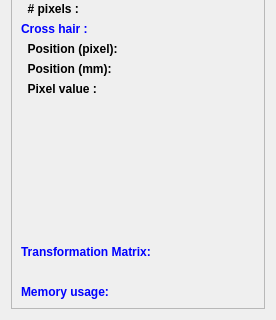
The window that vv/qt_ui/vvInfoPanel.ui (open-vv/vv) describes before a commit, drawn with Qt 5; both pictures show x 0 to 276 and y 139 to 459 of the 276 by 459 pixel window.
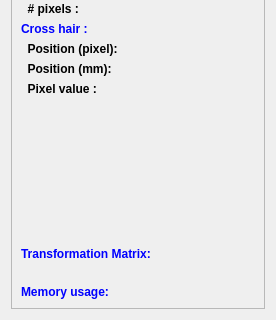
The same window after the commit.

Commit message: Change font of matrix to typewriter type

The edit to the form file:
```diff
--- a/vv/qt_ui/vvInfoPanel.ui
+++ b/vv/qt_ui/vvInfoPanel.ui
@@ -362,6 +362,12 @@
            <verstretch>0</verstretch>
           </sizepolicy>
          </property>
+         <property name="font">
+          <font>
+           <family>Monospace</family>
+           <pointsize>8</pointsize>
+          </font>
+         </property>
          <property name="text">
           <string/>
          </property>
```
The commit also changes 1 other file.
